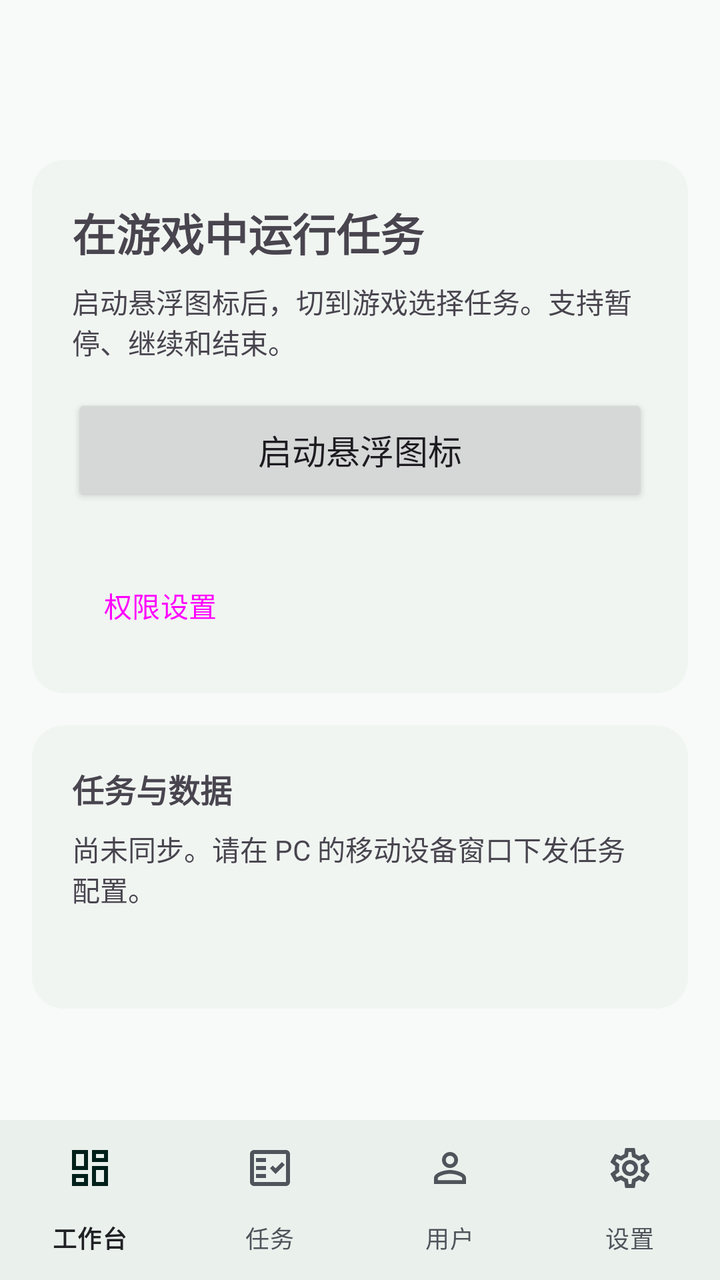
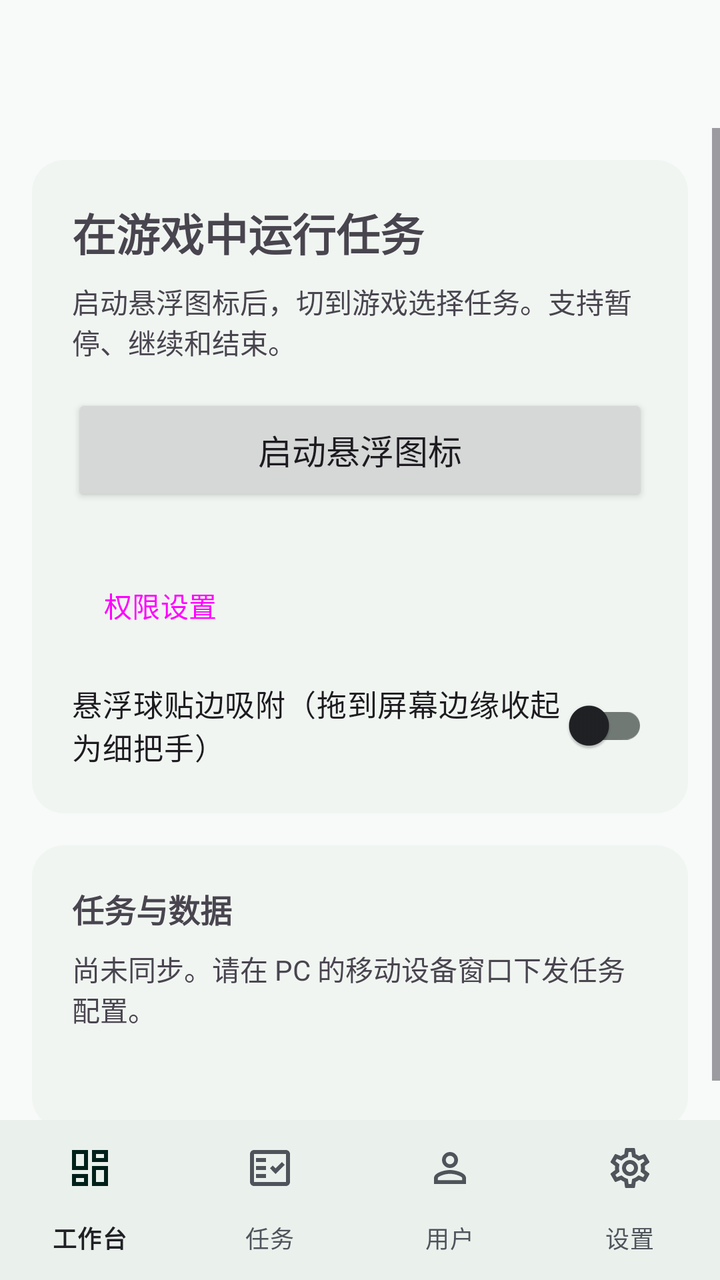

Compare the two renders of this Android layout. The source of the first and the diff that turns it into the second are given below.
<!-- AndroidManifest.xml: application theme Theme.Lvjiang -->
<!-- res/layout/activity_main.xml -->
<?xml version="1.0" encoding="utf-8"?>
<LinearLayout android:id="@+id/main_root" xmlns:android="http://schemas.android.com/apk/res/android"
    xmlns:app="http://schemas.android.com/apk/res-auto"
    android:layout_width="match_parent" android:layout_height="match_parent"
    android:orientation="vertical" android:background="?attr/colorSurface" android:fitsSystemWindows="true">
    <com.google.android.material.appbar.MaterialToolbar
        android:id="@+id/main_toolbar"
        android:layout_width="match_parent" android:layout_height="?attr/actionBarSize"
        android:background="?attr/colorSurface"
        android:elevation="0dp" />
    <ScrollView android:id="@+id/main_scroll"
        android:layout_width="match_parent" android:layout_height="0dp"
        android:layout_weight="1" android:fillViewport="true">
        <LinearLayout android:layout_width="match_parent" android:layout_height="wrap_content"
            android:orientation="vertical" android:padding="16dp">
            <LinearLayout android:id="@+id/workbench_host"
                android:layout_width="match_parent" android:layout_height="wrap_content"
                android:orientation="vertical" />
            <LinearLayout android:id="@+id/features_section"
                android:layout_width="match_parent" android:layout_height="wrap_content"
                android:orientation="vertical">
                <LinearLayout android:layout_width="match_parent" android:layout_height="wrap_content"
                    android:orientation="vertical" android:background="@drawable/bg_card" android:padding="20dp">
                    <TextView android:layout_width="match_parent" android:layout_height="wrap_content"
                        android:text="@string/home_control_title" android:textSize="22sp" android:textStyle="bold" />
                    <TextView android:layout_width="match_parent" android:layout_height="wrap_content"
                        android:layout_marginTop="8dp" android:text="@string/home_control_hint" android:textSize="14sp" />
                    <Button android:id="@+id/btn_float_toggle"
                        android:layout_width="match_parent" android:layout_height="wrap_content"
                        android:minHeight="56dp" android:layout_marginTop="16dp"
                        android:text="@string/btn_start_float" android:textSize="17sp" />
                    <TextView android:id="@+id/home_permission_hint"
                        android:layout_width="match_parent" android:layout_height="wrap_content"
                        android:layout_marginTop="8dp" android:textSize="13sp" />
                    <Button android:id="@+id/btn_home_permissions" style="?attr/borderlessButtonStyle"
                        android:layout_width="wrap_content" android:layout_height="wrap_content"
                        android:text="@string/menu_permissions" />
                </LinearLayout>
                <LinearLayout android:layout_width="match_parent" android:layout_height="wrap_content"
                    android:layout_marginTop="16dp" android:orientation="vertical"
                    android:background="@drawable/bg_card" android:padding="20dp">
                    <TextView android:layout_width="match_parent" android:layout_height="wrap_content"
                        android:text="@string/home_sync_title" android:textSize="16sp" android:textStyle="bold" />
                    <TextView android:id="@+id/offline_status"
                        android:layout_width="match_parent" android:layout_height="wrap_content"
                        android:layout_marginTop="8dp" android:text="@string/home_sync_empty" android:textSize="14sp" />
                    <TextView android:id="@+id/check_pc_connection"
                        android:layout_width="match_parent" android:layout_height="wrap_content"
                        android:layout_marginTop="12dp" android:textSize="13sp" />
                </LinearLayout>
            </LinearLayout>
            <LinearLayout android:id="@+id/guide_card"
                android:layout_width="match_parent" android:layout_height="wrap_content"
                android:orientation="vertical" android:visibility="gone"
                android:background="@drawable/bg_card" android:padding="20dp">
                <TextView android:layout_width="match_parent" android:layout_height="wrap_content"
                    android:text="@string/permissions_hint" android:textSize="14sp" android:layout_marginBottom="16dp" />
                <TextView android:id="@+id/check_a11y"
                    android:layout_width="match_parent" android:layout_height="wrap_content" android:textSize="15sp" />
                <Button android:id="@+id/btn_a11y"
                    android:layout_width="match_parent" android:layout_height="wrap_content" android:text="@string/btn_a11y" />
                <TextView android:id="@+id/check_overlay"
                    android:layout_width="match_parent" android:layout_height="wrap_content"
                    android:layout_marginTop="12dp" android:textSize="15sp" />
                <Button android:id="@+id/btn_overlay"
                    android:layout_width="match_parent" android:layout_height="wrap_content" android:text="@string/btn_overlay" />
                <TextView android:id="@+id/check_notification"
                    android:layout_width="match_parent" android:layout_height="wrap_content"
                    android:layout_marginTop="12dp" android:textSize="15sp" />
                <Button android:id="@+id/btn_notification"
                    android:layout_width="match_parent" android:layout_height="wrap_content" android:text="@string/btn_notification" />
            </LinearLayout>
            <LinearLayout android:id="@+id/advanced_panel"
                android:layout_width="match_parent" android:layout_height="wrap_content"
                android:orientation="vertical" android:visibility="gone">
                <LinearLayout android:id="@+id/advanced_tools"
                    android:layout_width="match_parent" android:layout_height="wrap_content"
                    android:orientation="vertical" android:background="@drawable/bg_card" android:padding="20dp">
                    <TextView android:layout_width="match_parent" android:layout_height="wrap_content"
                        android:text="@string/advanced_hint" android:textSize="14sp" />
                    <Button android:id="@+id/btn_calib"
                        android:layout_width="match_parent" android:layout_height="wrap_content" android:text="@string/btn_calib" />
                    <Button android:id="@+id/btn_shizuku"
                        android:layout_width="match_parent" android:layout_height="wrap_content" android:text="@string/btn_shizuku" />
                </LinearLayout>
                <LinearLayout android:id="@+id/diagnostics_panel"
                    android:layout_width="match_parent" android:layout_height="wrap_content"
                    android:orientation="vertical" android:background="@drawable/bg_card" android:padding="20dp">
                    <TextView android:layout_width="match_parent" android:layout_height="wrap_content"
                        android:text="@string/diagnostics_hint" android:textSize="14sp" />
                    <Button android:id="@+id/btn_runtime_check"
                        android:layout_width="match_parent" android:layout_height="wrap_content" android:text="@string/btn_runtime_check" />
                    <TextView android:id="@+id/runtime_status"
                        android:layout_width="match_parent" android:layout_height="wrap_content" android:text="@string/runtime_unchecked" android:textSize="14sp" />
                    <Button android:id="@+id/btn_copy_report" style="@style/Widget.Material3.Button.TextButton"
                        android:layout_width="match_parent" android:layout_height="wrap_content" android:text="@string/btn_copy_report" />
                    <Button android:id="@+id/btn_test_shell" style="@style/Widget.Material3.Button.TextButton"
                        android:layout_width="match_parent" android:layout_height="wrap_content" android:text="@string/btn_test_shell" />
                    <Button android:id="@+id/btn_test_click" style="@style/Widget.Material3.Button.TextButton"
                        android:layout_width="match_parent" android:layout_height="wrap_content" android:text="@string/btn_test_click" />
                </LinearLayout>
                <TextView android:id="@+id/status_text"
                    android:layout_width="match_parent" android:layout_height="wrap_content"
                    android:layout_marginTop="16dp" android:text="@string/status_placeholder" android:textSize="14sp" />
            </LinearLayout>
        </LinearLayout>
    </ScrollView>
    <com.google.android.material.bottomnavigation.BottomNavigationView android:id="@+id/main_navigation"
        android:layout_width="match_parent" android:layout_height="wrap_content"
        app:menu="@menu/main_navigation"
        app:labelVisibilityMode="labeled"
        app:itemHorizontalTranslationEnabled="false" />
</LinearLayout>
<!-- resources referenced by this layout -->
<resources>
  <!-- drawable bg_card (drawable) -->
  <?xml version="1.0" encoding="utf-8"?>
  <shape xmlns:android="http://schemas.android.com/apk/res/android"
      android:shape="rectangle">
      <corners android:radius="16dp" />
      <solid android:color="?attr/colorSurfaceContainerLow" />
  </shape>
  <string name="advanced_hint">屏幕标定用于对齐游戏布局；Shizuku 用于需要重启游戏的任务，其他任务无需授权。</string>
  <string name="btn_a11y">开启无障碍服务</string>
  <string name="btn_calib">屏幕标定（换机后对齐布局）</string>
  <string name="btn_copy_report">复制诊断报告</string>
  <string name="btn_notification">授予通知权限</string>
  <string name="btn_overlay">授予悬浮窗权限</string>
  <string name="btn_runtime_check">检查离线执行环境</string>
  <string name="btn_shizuku">授予 Shizuku 权限（可选）</string>
  <string name="btn_start_float">启动悬浮图标</string>
  <string name="btn_test_click">自检：点击回显</string>
  <string name="btn_test_shell">自检：shell 通道（id）</string>
  <string name="diagnostics_hint">遇到运行问题时检查环境并复制报告。报告可能包含本地信息，分享前请核对。</string>
  <string name="home_control_hint">启动悬浮图标后，切到游戏选择任务。支持暂停、继续和结束。</string>
  <string name="home_control_title">在游戏中运行任务</string>
  <string name="home_sync_empty">尚未同步。请在 PC 的移动设备窗口下发任务配置。</string>
  <string name="home_sync_title">任务与数据</string>
  <string name="menu_permissions">权限设置</string>
  <string name="permissions_hint">本机任务需要无障碍服务；悬浮图标需要悬浮窗权限。通知用于展示运行状态，非执行前提。</string>
  <string name="runtime_unchecked">运行环境尚未检查</string>
  <string name="status_placeholder">权限状态检测中…</string>
  <color name="app_primary">#006B5D</color>
  <color name="app_on_primary">#FFFFFF</color>
  <color name="app_secondary_container">#C1EDE1</color>
  <color name="app_on_secondary_container">#002019</color>
  <color name="app_surface">#F7FAF8</color>
  <color name="app_surface_container">#EAF0EC</color>
  <color name="app_surface_container_low">#F0F5F1</color>
  <color name="app_surface_container_high">#E4ECE7</color>
  <color name="app_surface_container_highest">#DEE5E0</color>
  <color name="app_surface_variant">#DCE5DE</color>
  <color name="settings_foreground">#202124</color>
  <color name="settings_secondary_foreground">#4F545B</color>
  <color name="app_outline">#707973</color>
  <style name="Widget.Lvjiang.NavigationBar" parent="Widget.Material3.BottomNavigationView">
          <item name="backgroundTint">@color/app_surface_container</item>
          <item name="elevation">0dp</item>
          <item name="itemIconSize">24dp</item>
          <item name="itemTextAppearanceActive">@style/TextAppearance.Lvjiang.NavigationLabel</item>
          <item name="itemTextAppearanceInactive">@style/TextAppearance.Lvjiang.NavigationLabel</item>
      </style>
  <style name="TextAppearance.Lvjiang.NavigationLabel" parent="TextAppearance.Material3.LabelMedium">
          <item name="android:textSize">12sp</item>
      </style>
  <!-- unchanged entries left out for length: 1 -->
</resources>

<!-- the commit's change to res/layout/activity_main.xml (unified diff, before → after) -->
@@ -35,6 +35,11 @@
                     <Button android:id="@+id/btn_home_permissions" style="?attr/borderlessButtonStyle"
                         android:layout_width="wrap_content" android:layout_height="wrap_content"
                         android:text="@string/menu_permissions" />
+                    <com.google.android.material.switchmaterial.SwitchMaterial
+                        android:id="@+id/switch_float_snap"
+                        android:layout_width="match_parent" android:layout_height="wrap_content"
+                        android:minHeight="48dp" android:layout_marginTop="12dp"
+                        android:text="@string/float_snap_label" android:textSize="15sp" />
                 </LinearLayout>
                 <LinearLayout android:layout_width="match_parent" android:layout_height="wrap_content"
                     android:layout_marginTop="16dp" android:orientation="vertical"
<!-- resource entries referenced after the edit -->
@@ -19,6 +19,7 @@
   <string name="btn_test_click">自检：点击回显</string>
   <string name="btn_test_shell">自检：shell 通道（id）</string>
   <string name="diagnostics_hint">遇到运行问题时检查环境并复制报告。报告可能包含本地信息，分享前请核对。</string>
+  <string name="float_snap_label">悬浮球贴边吸附（拖到屏幕边缘收起为细把手）</string>
   <string name="home_control_hint">启动悬浮图标后，切到游戏选择任务。支持暂停、继续和结束。</string>
   <string name="home_control_title">在游戏中运行任务</string>
   <string name="home_sync_empty">尚未同步。请在 PC 的移动设备窗口下发任务配置。</string>
